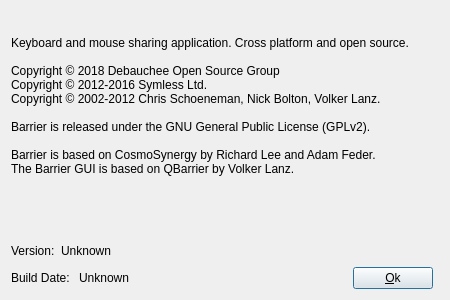
Old version of the form src/gui/src/AboutDialogBase.ui in the repository deskflow/deskflow.
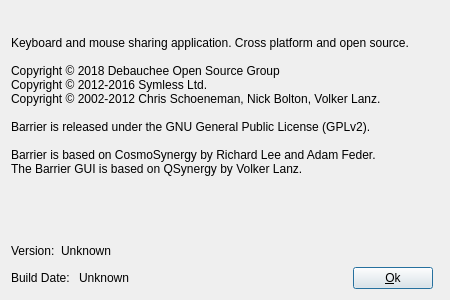
New version of the form. Icons and pictures are not drawn.

Commit message: fix QBarrier references

Diff of the .ui file:
```diff
--- a/src/gui/src/AboutDialogBase.ui
+++ b/src/gui/src/AboutDialogBase.ui
@@ -57,7 +57,7 @@
 Copyright © 2002-2012 Chris Schoeneman, Nick Bolton, Volker Lanz.&lt;br /&gt;&lt;br /&gt;
 Barrier is released under the GNU General Public License (GPLv2).&lt;br /&gt;&lt;br /&gt;
 Barrier is based on CosmoSynergy by Richard Lee and Adam Feder.&lt;br /&gt;
-The Barrier GUI is based on QBarrier by Volker Lanz.
+The Barrier GUI is based on QSynergy by Volker Lanz.
 &lt;/p&gt;</string>
      </property>
      <property name="margin">
```
The commit also changes 49 other files.
